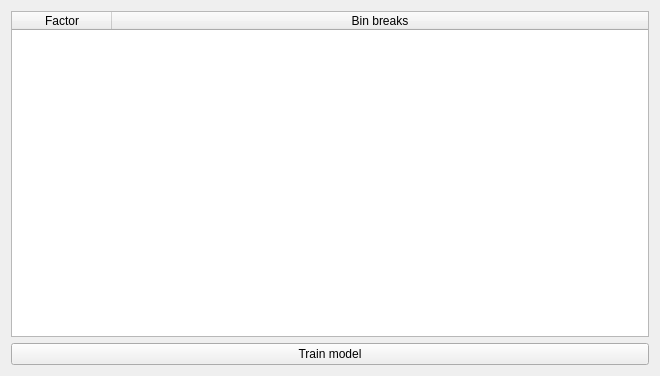
Before: the Qt Designer form ui/weightofevidencewidgetbase.ui in nextgis/qgis_molusce, drawn with Qt 5.
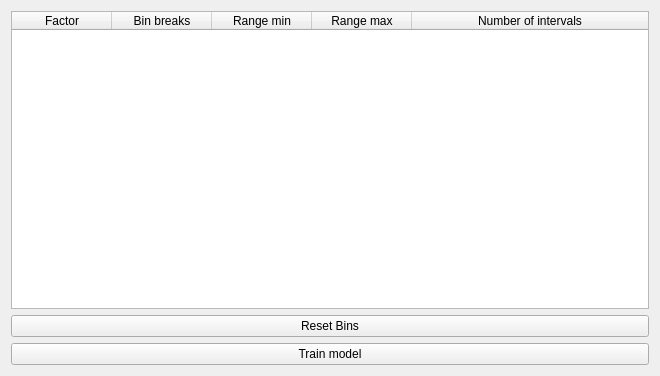
After: the same form once the commit is applied. Custom widgets are drawn as their Qt base class.

```diff
--- a/ui/weightofevidencewidgetbase.ui
+++ b/ui/weightofevidencewidgetbase.ui
@@ -32,6 +32,28 @@
        <string>Bin breaks</string>
       </property>
      </column>
+     <column>
+      <property name="text">
+       <string>Range min</string>
+      </property>
+     </column>
+     <column>
+      <property name="text">
+       <string>Range max</string>
+      </property>
+     </column>
+     <column>
+      <property name="text">
+       <string>Number of intervals</string>
+      </property>
+     </column>
+    </widget>
+   </item>
+   <item>
+    <widget class="QPushButton" name="btnResetBins">
+     <property name="text">
+      <string>Reset Bins</string>
+     </property>
     </widget>
    </item>
    <item>
```
